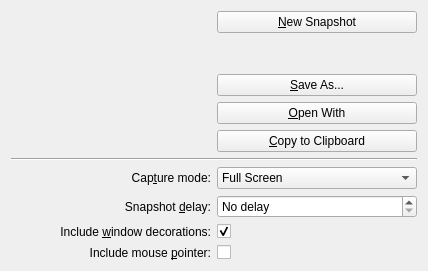
Above: ksnapshotwidget.ui from KDE/ksnapshot before the change. Below: the same form after it.
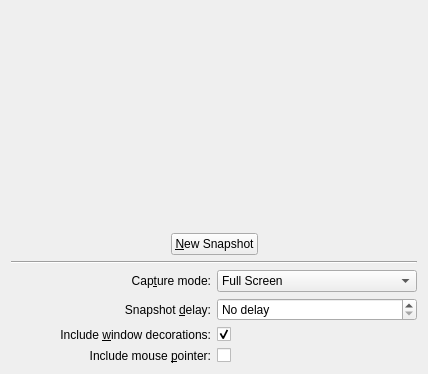
That is the form after the change. Custom widgets are drawn as their Qt base class.

Commit message:
* rework the UI so that the control buttons are all at the bottom and New stands out at the top, leaving max space as well for the preview * add a shadow behind the thumbnail * save/restore main window size between sessions * make the default window size larger so that the preview is nice and big
Rich: let me know what you think of these changes; aside from the bug fixes (e.g. save/restore sizing) any of the above is open for alteration afaic :)

CCMAIL:rich@kde.org

Diff of the .ui file:
```diff
--- a/ksnapshotwidget.ui
+++ b/ksnapshotwidget.ui
@@ -7,14 +7,18 @@
     <x>0</x>
     <y>0</y>
     <width>428</width>
-    <height>271</height>
+    <height>374</height>
    </rect>
   </property>
-  <layout class="QVBoxLayout" name="verticalLayout">
-   <item>
-    <layout class="QHBoxLayout" name="horizontalLayout">
-     <item>
+  <layout class="QGridLayout" name="gridLayout_2">
+   <item row="0" column="0">
       <widget class="KSnapshotPreview" name="lblImage" native="true">
+     <property name="sizePolicy">
+      <sizepolicy hsizetype="Preferred" vsizetype="Expanding">
+       <horstretch>0</horstretch>
+       <verstretch>0</verstretch>
+      </sizepolicy>
+     </property>
        <property name="minimumSize">
         <size>
          <width>200</width>
@@ -30,14 +34,21 @@
        </property>
       </widget>
      </item>
+   <item row="1" column="0">
+    <layout class="QHBoxLayout" name="horizontalLayout">
      <item>
-      <layout class="QVBoxLayout">
-       <property name="spacing">
-        <number>6</number>
+      <spacer name="horizontalSpacer">
+       <property name="orientation">
+        <enum>Qt::Horizontal</enum>
        </property>
-       <property name="margin">
-        <number>0</number>
+       <property name="sizeHint" stdset="0">
+        <size>
+         <width>40</width>
+         <height>20</height>
+        </size>
        </property>
+      </spacer>
+     </item>
        <item>
         <widget class="KPushButton" name="btnNew">
          <property name="whatsThis">
@@ -49,56 +60,21 @@
         </widget>
        </item>
        <item>
-        <spacer>
+      <spacer name="horizontalSpacer_2">
          <property name="orientation">
-          <enum>Qt::Vertical</enum>
-         </property>
-         <property name="sizeType">
-          <enum>QSizePolicy::Expanding</enum>
+        <enum>Qt::Horizontal</enum>
          </property>
          <property name="sizeHint" stdset="0">
           <size>
-           <width>140</width>
-           <height>44</height>
+         <width>40</width>
+         <height>20</height>
           </size>
          </property>
         </spacer>
        </item>
-       <item>
-        <widget class="KPushButton" name="btnSave">
-         <property name="whatsThis">
-          <string>Click this button to save the current snapshot. To quickly save the snapshot without showing the file dialog, press Ctrl+Shift+S. The filename is automatically incremented after each save.</string>
-         </property>
-         <property name="text">
-          <string>&amp;Save As...</string>
-         </property>
-        </widget>
-       </item>
-       <item>
-        <widget class="KPushButton" name="btnOpen">
-         <property name="whatsThis">
-          <string>Click this button to open the snapshot with another application.</string>
-         </property>
-         <property name="text">
-          <string>&amp;Open With</string>
-         </property>
-        </widget>
-       </item>
-       <item>
-        <widget class="KPushButton" name="btnCopy">
-         <property name="whatsThis">
-          <string>Click this button to copy the current snapshot to the clipboard.</string>
-         </property>
-         <property name="text">
-          <string>&amp;Copy to Clipboard</string>
-         </property>
-        </widget>
-       </item>
-      </layout>
-     </item>
-    </layout>
-   </item>
-   <item>
+    </layout>
+   </item>
+   <item row="2" column="0">
     <widget class="Line" name="line1">
      <property name="frameShape">
       <enum>QFrame::HLine</enum>
@@ -111,7 +87,7 @@
      </property>
     </widget>
    </item>
-   <item>
+   <item row="3" column="0">
     <layout class="QGridLayout" name="gridLayout">
      <item row="0" column="0">
       <widget class="QLabel" name="textLabel1">
```
Left out of the diff: 5 changed lines with no effect on the pictures. Lines whose indentation alone changed are shown as unchanged. The commit also changes 6 other files.
